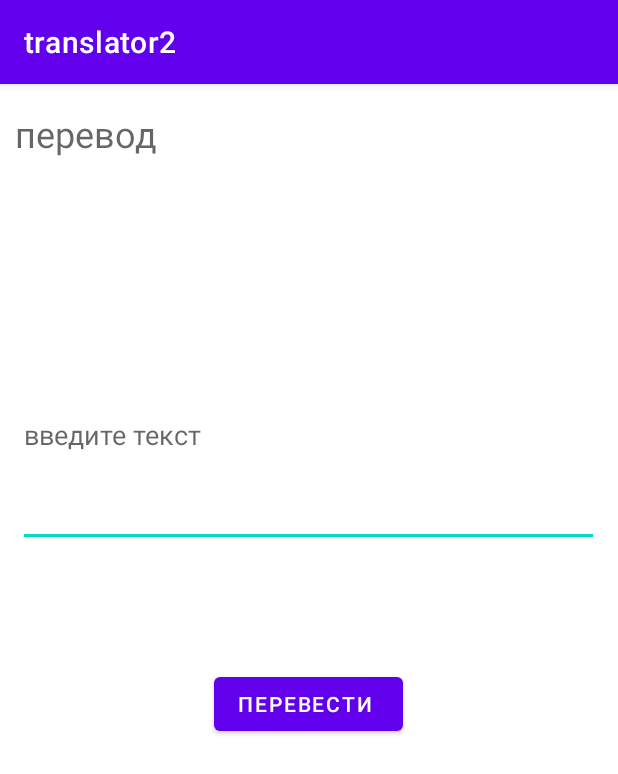
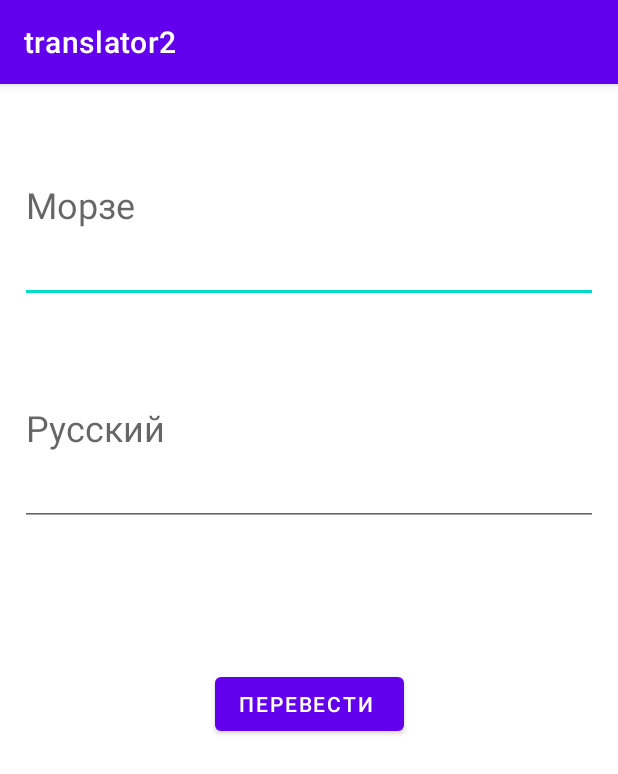
Before and after one commit to nPocTocax/translator2, an Android app: the screen it shows after launch (MainActivity), after a tap on "ПЕРЕВЕСТИ", on a phone screen of 412 x 824 dp. Shown: the top 774 px of the screen. Run offline under Robolectric (Android 15) with nearby library versions, the phone set to English and light mode, and no system bars.

Commit message:
работает2

```diff
--- a/app/src/main/java/com/example/translator2/MainActivity.java
+++ b/app/src/main/java/com/example/translator2/MainActivity.java
@@ -4,18 +4,15 @@ import android.os.Bundle;
 import android.view.View;
 import android.widget.Button;
 import android.widget.EditText;
-import android.widget.TextView;
 
 import androidx.appcompat.app.AppCompatActivity;
 
-import java.io.InputStream;
 import java.util.Locale;
-import java.util.Scanner;
 
 public class MainActivity extends AppCompatActivity {
     public Button button;
     public EditText editText;
-    public TextView text;
+    public EditText editMorse;
 
     char[] russian = {'а', 'б', 'в', 'г', 'д', 'е', 'ж', 'з', 'и', 'й', 'к',
             'л', 'м', 'н', 'о', 'п', 'р', 'с', 'т', 'у', 'ф', 'х', 'ц',
@@ -36,39 +33,36 @@ public class MainActivity extends AppCompatActivity {
 
         button = findViewById(R.id.button);
         editText = findViewById(R.id.editText);
-        text = findViewById(R.id.text);
+        editMorse = findViewById(R.id.editMorse);
 
         button.setOnClickListener(new View.OnClickListener() {
             @Override
             public void onClick(View view) {
-
-
-
-                String userInput = editText.getText().toString().toLowerCase(Locale.ROOT);
-                String str = "";
-                for (int i = 0; i < userInput.length(); i++) {
-                    str += translate(userInput.charAt(i))+" ";
-
-
+                String textInput = editText.getText().toString().toLowerCase(Locale.ROOT);
+                String morseInput = editMorse.getText().toString();
+                if(textInput.equals("") && morseInput.equals("")) {
+                    return;
                 }
-
-                char[] chars = userInput.toCharArray();
-
-
-
-
-                text.setText(str);
-
-
-
+                if(!textInput.equals("")) {
+                    String str = "";
+                    for (int i = 0; i < textInput.length(); i++) {
+                        str += translateToMorse(textInput.charAt(i)) + " ";
+                    }
+                    editMorse.setText(str);
+                } else {
+                    String[] s = morseInput.split(" ");
+                    String str = "";
+                    for (int i = 0; i < s.length; i++) {
+                        str += traslateFromMorse(s[i]);
+                    }
+                    editText.setText(str);
+                }
             }
         });
-
-
     }
 
-    String translate(char letter){
-        for (int i = 0; i < russian2.length; i++) {
+    String translateToMorse(char letter){
+        for (int i = 0; i < russian.length; i++) {
             if (letter == russian2[i]) {
                 return morse[i];
             }
@@ -77,6 +71,15 @@ public class MainActivity extends AppCompatActivity {
         return "@";
     }
 
+    char traslateFromMorse(String str) {
+        for (int i = 0; i < morse.length; i++) {
+            if(str.equals(morse[i])){
+                return russian2[i];
+            }
+        }
+        return '@';
+    }
+
 
 
 
--- a/app/src/main/res/layout/activity_main.xml
+++ b/app/src/main/res/layout/activity_main.xml
@@ -7,29 +7,28 @@
     android:layout_height="match_parent"
     tools:context=".MainActivity">
 
-    <TextView
-        android:id="@+id/text"
+    <EditText
+        android:id="@+id/editMorse"
         android:layout_width="385dp"
-        android:layout_height="109dp"
-        android:hint="перевод"
+        android:layout_height="130dp"
+        android:hint="Морзе"
         android:textSize="24sp"
         app:layout_constraintBottom_toBottomOf="parent"
         app:layout_constraintEnd_toEndOf="parent"
-        app:layout_constraintHorizontal_bias="0.384"
         app:layout_constraintStart_toStartOf="parent"
         app:layout_constraintTop_toTopOf="parent"
         app:layout_constraintVertical_bias="0.025" />
 
     <EditText
         android:id="@+id/editText"
-        android:layout_width="387dp"
-        android:layout_height="149dp"
+        android:layout_width="385dp"
+        android:layout_height="130dp"
         android:ems="10"
-        android:hint="введите текст"
+        android:hint="Русский"
         android:inputType="text"
+        android:textSize="24sp"
         app:layout_constraintBottom_toBottomOf="parent"
         app:layout_constraintEnd_toEndOf="parent"
-        app:layout_constraintHorizontal_bias="0.492"
         app:layout_constraintStart_toStartOf="parent"
         app:layout_constraintTop_toTopOf="parent"
         app:layout_constraintVertical_bias="0.258" />
@@ -41,7 +40,6 @@
         android:text="Перевести "
         app:layout_constraintBottom_toBottomOf="parent"
         app:layout_constraintEnd_toEndOf="parent"
-        app:layout_constraintHorizontal_bias="0.498"
         app:layout_constraintStart_toStartOf="parent"
         app:layout_constraintTop_toTopOf="parent"
         app:layout_constraintVertical_bias="0.541" />
```
